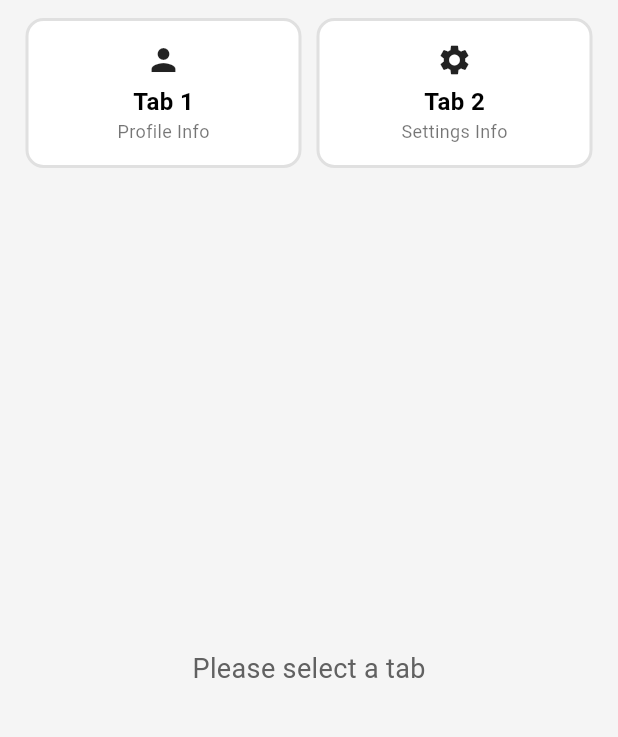
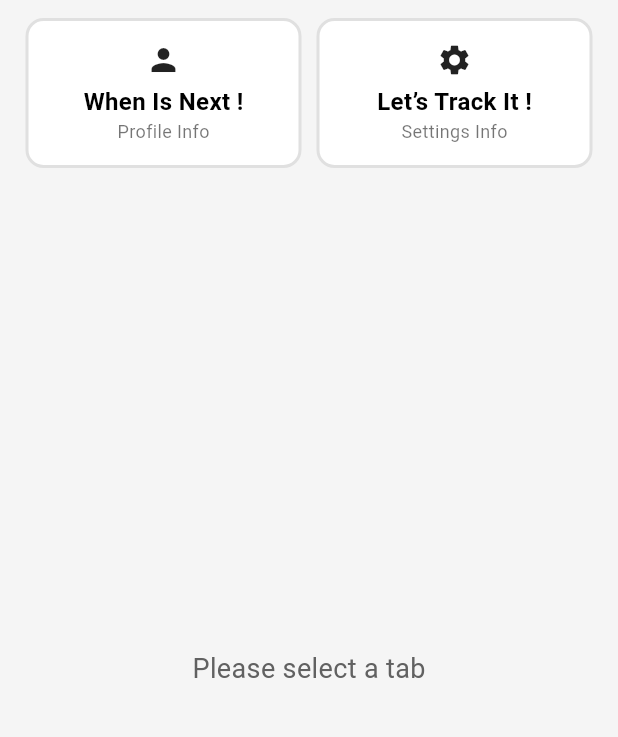
Before and after one commit to venu6401/flutter-tabs-app, a Flutter app: the screen it shows after launch, on a phone screen of 412 x 824 dp, the part 84-821 px from its top. Run offline on Flutter 3.47's test engine with Material 3 defaults, Android fonts, the light colour scheme and no system bars; Roboto replaces fonts that are missing (AnekTelugu).

Commit message:
Initial commit

```diff
--- a/lib/main.dart
+++ b/lib/main.dart
@@ -7,7 +7,10 @@ class MyApp extends StatelessWidget {
   Widget build(BuildContext context) {
     return MaterialApp(
       title: 'Styled Tabs Demo',
-      theme: ThemeData(primarySwatch: Colors.blue),
+      theme: ThemeData(
+        primarySwatch: Colors.blue,
+        fontFamily: 'AnekTelugu', // Make sure this font is loaded
+      ),
       home: TabScreen(),
     );
   }
@@ -21,7 +24,7 @@ class TabScreen extends StatefulWidget {
 class _TabScreenState extends State<TabScreen> {
   int? selectedIndex;
 
-  final List<String> tabNames = ["Tab 1", "Tab 2"];
+  final List<String> tabNames = ["When Is Next !", "Let’s Track It !"];
   final List<String> tabSubtitles = ["Profile Info", "Settings Info"];
   final List<Widget> tabContents = [
     Container(
@@ -58,12 +61,7 @@ class _TabScreenState extends State<TabScreen> {
                   child: GestureDetector(
                     onTap: () {
                       setState(() {
-                        // If same tab is clicked again → unselect it
-                        if (selectedIndex == index) {
-                          selectedIndex = null;
-                        } else {
-                          selectedIndex = index;
-                        }
+                        selectedIndex = selectedIndex == index ? null : index;
                       });
                     },
                     child: Container(
```
Also changed, not shown: 29 other files.
